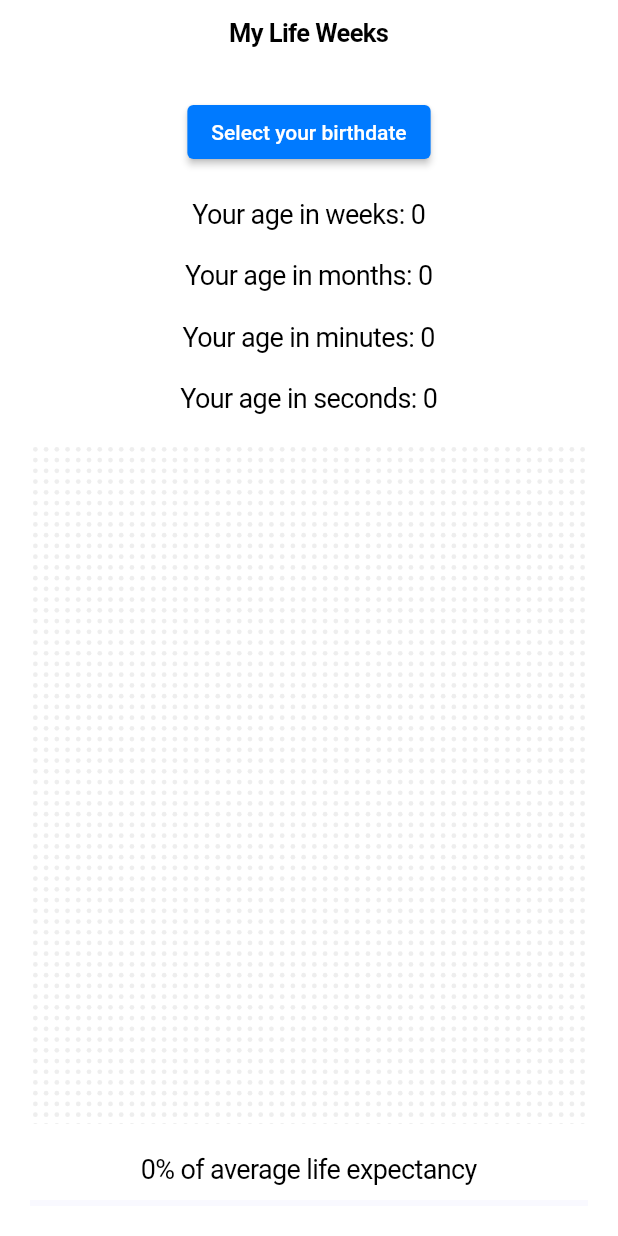
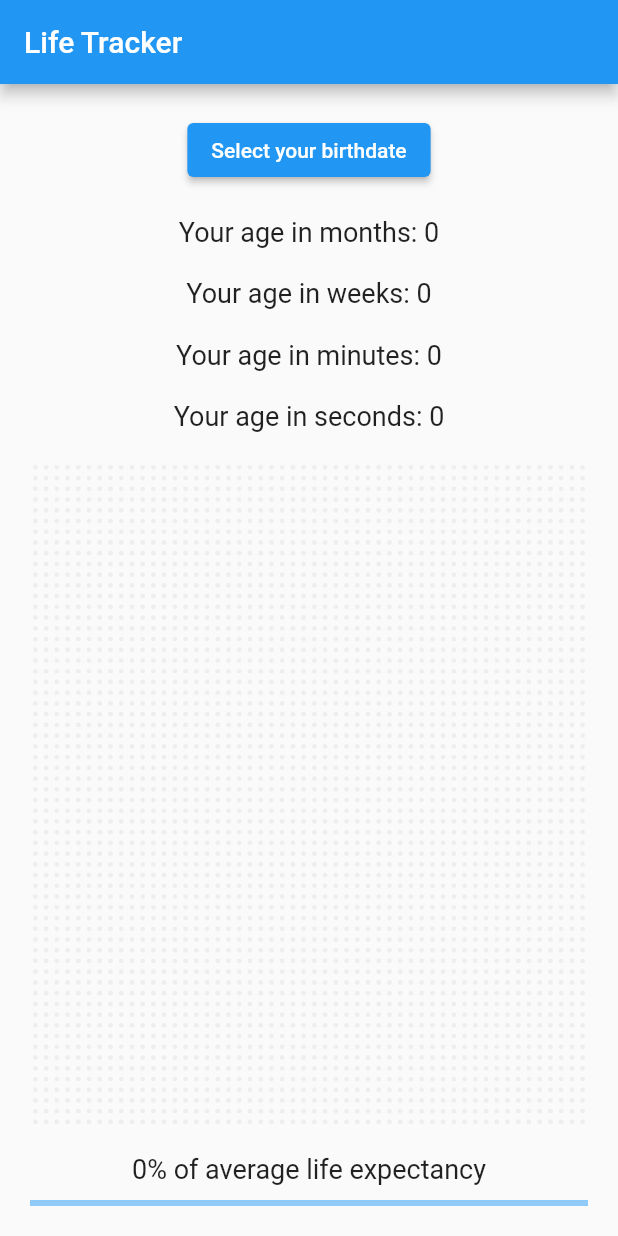
Before and after one commit to sharsheevnursultan/one_live, a Flutter app: the screen it shows after launch, on a phone screen of 412 x 824 dp. Run offline on Flutter 3.47's test engine with Material 2 defaults, Android fonts, the phone set to English and light mode, and no system bars.

Commit message:
Update main.dart

```diff
--- a/lib/main.dart
+++ b/lib/main.dart
@@ -1,16 +1,13 @@
-import 'package:flutter/cupertino.dart';
 import 'package:flutter/material.dart';
-import 'package:intl/intl.dart';
 
-void main() => runApp(CupertinoApp(home: LifeTracker()));
+void main() => runApp(MaterialApp(home: LifeTracker()));
 
 class MyApp extends StatelessWidget {
   const MyApp({super.key});
 
   @override
   Widget build(BuildContext context) {
-    return CupertinoApp(
-      title: 'My Life Weeks',
+    return MaterialApp(
       home: LifeTracker(),
     );
   }
@@ -69,16 +66,14 @@ class _LifeTrackerState extends State<LifeTracker> {
         ),
       );
     }
-
     double percentComplete = _ageInSeconds / (80 * 365 * 24 * 60 * 60);
     int percentCompleteRounded = (percentComplete * 100).round();
-
-    return CupertinoPageScaffold(
-      navigationBar: const CupertinoNavigationBar(
-        middle: Text('My Life Weeks'),
+    return Scaffold(
+      appBar: AppBar(
+        title: const Text('Life Tracker'),
       ),
-      child: SafeArea(child:
-      Padding(
+      body: SafeArea(
+        child: Padding(
           padding: EdgeInsets.all(20),
           child: Center(
             child: Column(
@@ -86,8 +81,7 @@ class _LifeTrackerState extends State<LifeTracker> {
               children: [
                 ElevatedButton(
                   child: const Text('Select your birthdate'),
-
-                onPressed: ()  async {
+                  onPressed: () async {
                     DateTime? selectedDate = await showDatePicker(
                     context: context,
                       initialDate: DateTime.now(),
@@ -97,17 +91,15 @@ class _LifeTrackerState extends State<LifeTracker> {
                     _updateAgeInWeeks(selectedDate!);
                     _updateAgeInOtherUnits(selectedDate);
                   },
-
                 ),
                 SizedBox(height: 20),
                 Text(
                     style: TextStyle(fontSize: 18.0),
-                  textAlign: TextAlign.start,
-                  'Your age in weeks: $_ageInWeeks'),
+                    'Your age in months: $_ageInMonths'),
                 SizedBox(height: 20),
                 Text(
                     style: TextStyle(fontSize: 18.0),
-                  'Your age in months: $_ageInMonths'),
+                    'Your age in weeks: $_ageInWeeks'),
                 SizedBox(height: 20),
                 Text(
                     style: TextStyle(fontSize: 18.0),
```
Lines whose indentation alone changed are shown as unchanged.
